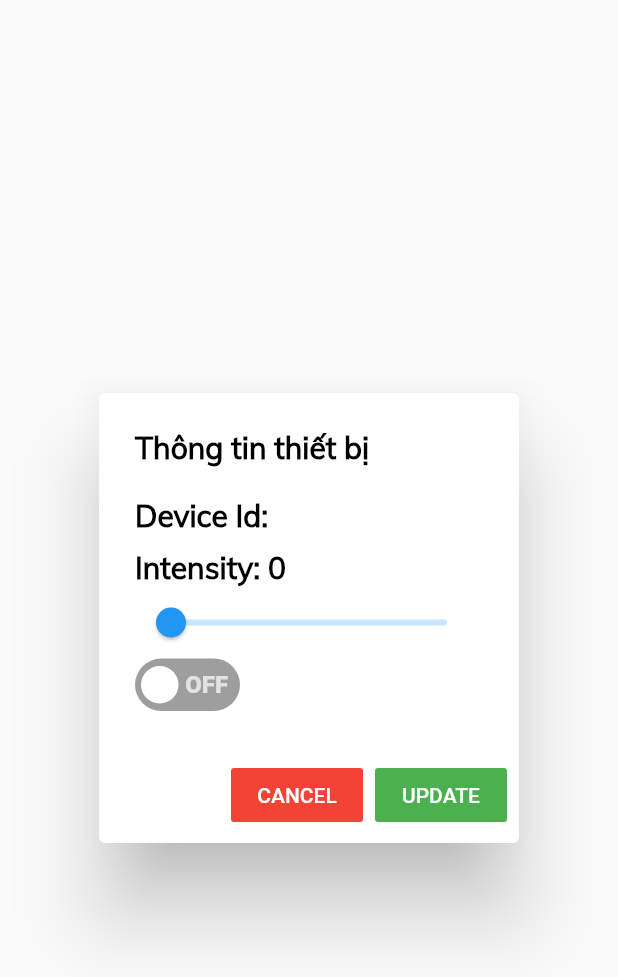
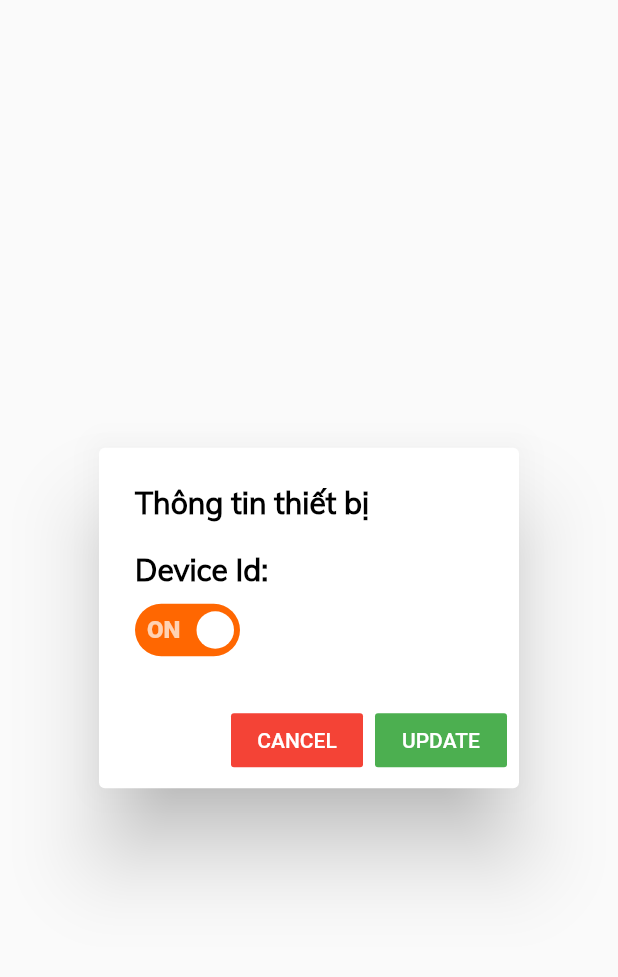
Before and after one commit to datngo2k/Light-control-app, a Flutter app: the BulbManageDialog widget shown alone on an empty page, opened directly with empty values, after a tap on "OFF", on a phone screen of 412 x 824 dp. Shown: the top 977 px of the screen. Run offline on Flutter 3.47's test engine with Material 2 defaults, Android fonts, the phone set to English and light mode, and no system bars; drawn by our look-alikes of flutter_switch; our stand-ins replace bloc, connectivity, dropdown_search, equatable, expansion_tile_card, firebase_auth and 7 more; missing offline and left inert: mqtt_client; accounts and stored records are empty.

Commit message:
fix some bug

```diff
--- a/config/private.json
+++ /dev/null
@@ -1,5 +0,0 @@
-{
-  "broker": "io.adafruit.com",
-  "username": "datngotan2000",
-  "key": ""
-}
--- a/lib/Logic/Auth/cubit/auth_cubit.dart
+++ b/lib/Logic/Auth/cubit/auth_cubit.dart
@@ -17,7 +17,6 @@ class AuthCubit extends Cubit<AuthState> {
       AuthState state =  userRespository.signIn(email, password);
       emit(state);
     }
-
   }
   void signInAdmin(String email, String password) async {
     bool isExist = await userRespository.isExistAdmin(email);
@@ -28,7 +27,6 @@ class AuthCubit extends Cubit<AuthState> {
       AuthState state =  userRespository.signIn(email, password);
       emit(state);
     }
-
   }
   void signOut(){
     userRespository.signOut();
--- a/lib/Presentation/Screens/Admin/component/device_screen.dart
+++ b/lib/Presentation/Screens/Admin/component/device_screen.dart
@@ -179,6 +179,7 @@ class _DeviceScreenState extends State<DeviceScreen> {
                                             child: Container(
                                               alignment: Alignment.center,
                                               child: Column(children: [
+                                                SizedBox(height: 10),
                                                 Image.asset(
                                                   "asset/img/light.png",
                                                   height: 40,
@@ -221,12 +222,11 @@ class _DeviceScreenState extends State<DeviceScreen> {
                                             child: Container(
                                               alignment: Alignment.center,
                                               child: Column(children: [
-                                                SizedBox(height: 5),
+                                                SizedBox(height: 10),
                                                 SvgPicture.asset(
                                                   "asset/img/sensor.svg",
                                                   height: 30,
                                                 ),
-                                                SizedBox(height: 7),
                                                 Text(
                                                     "${rooms[roomIndex].sensors[deviceIndex].getInfo()}",
                                                     style: kTitleDeviceStyle),
--- a/lib/Presentation/Screens/User/Utils/Adafruit_feed.dart
+++ b/lib/Presentation/Screens/User/Utils/Adafruit_feed.dart
@@ -2,20 +2,13 @@ import 'dart:async';
 import 'package:logging/logging.dart';
 
 class AdafruitFeed {
-  //
-  // Both the StreamController and Stream are defined as static.  This
-  // means they both belong to the class and not to an instance.
-  // It was my way of getting to what I was used to via Singleton
-  // functionality in some other languages.
-  //
-  // A Stream controller alerts the stream when new data is available.
-  // The controller should be private.
-  static var _feedController = StreamController<String>.broadcast();
+
+  var _feedController = StreamController<String>.broadcast();
   // Expose the stream so a StreamBuilder and use it.
-  static Stream<String> get sensorStream => _feedController.stream;
+  Stream<String> get sensorStream => _feedController.stream;
 //
 // TODO: add takes in a string, but forces the feed to be an int
-  static void add(String value) {
+  void add(String value) {
     Logger log = Logger('Adafruit_feed.dart');
     try {
       _feedController.add(value);
@@ -26,7 +19,7 @@ class AdafruitFeed {
     }
   }
 
-  static void dispose(){
+  void dispose(){
     _feedController.close();
   }
 }
--- a/lib/Presentation/Screens/User/Utils/mqtt_stream.dart
+++ b/lib/Presentation/Screens/User/Utils/mqtt_stream.dart
@@ -28,6 +28,7 @@ import 'Adafruit_feed.dart';
 
 class AppMqttTransactions {
   Logger log;
+  AdafruitFeed adafruitFeed = AdafruitFeed();
 // Constructor
   AppMqttTransactions() {
     // Start logger.  MAKE SURE STRING IS NAME OF DART FILE WHERE
@@ -199,7 +200,7 @@ class AppMqttTransactions {
           MqttPublishPayload.bytesToStringAsString(recMess.payload.message);
 
       /// The payload is a byte buffer, this will be specific to the topic
-      AdafruitFeed.add(pt);
+      adafruitFeed.add(pt);
       log.info(
           'Change notification:: topic is <${c[0].topic}>, payload is <-- $pt -->');
       return pt;
--- a/lib/Presentation/Screens/User/component/history_screen.dart
+++ b/lib/Presentation/Screens/User/component/history_screen.dart
@@ -39,6 +39,9 @@ class _HistoryScreenState extends State<HistoryScreen> {
           BlocBuilder<ScheduleCubit, ScheduleState>(builder: (context, state) {
         if (state is ScheduleGetAllSuccess) {
           List<Schedule> schedules = state.schedules;
+          if(schedules.length == 0){
+            return Background(child: Center(child: Text("Empty", style: kTextStyle,)));
+          }
           return Background(
             child: ListView.builder(
               itemCount: schedules.length,
--- a/lib/Presentation/Screens/User/component/manage_bulb.dart
+++ b/lib/Presentation/Screens/User/component/manage_bulb.dart
@@ -1,3 +1,5 @@
+import 'dart:convert';
+
 import 'package:flutter/cupertino.dart';
 import 'package:flutter/material.dart';
 import 'package:flutter_bloc/flutter_bloc.dart';
@@ -11,7 +13,8 @@ import 'package:light_controller_app/constant/constant.dart';
 class BulbManageDialog extends StatefulWidget {
   final Bulb bulb;
   final String roomId;
-  BulbManageDialog({@required this.bulb, @required this.roomId});
+  final AppMqttTransactions myMqtt;
+  BulbManageDialog({@required this.bulb, @required this.roomId, @required this.myMqtt});
   @override
   _BulbManageDialogState createState() => _BulbManageDialogState();
 }
@@ -25,7 +28,6 @@ class _BulbManageDialogState extends State<BulbManageDialog> {
   String deviceId;
   int maxIntensity;
   String topic;
-  AppMqttTransactions myMqtt = AppMqttTransactions();
   @override
   void initState() {
     intensity = widget.bulb.intensity;
@@ -58,28 +60,30 @@ class _BulbManageDialogState extends State<BulbManageDialog> {
           SizedBox(
             height: 10.0,
           ),
-          StreamBuilder(
-              stream: AdafruitFeed.sensorStream,
-              builder: (context, snapshot) {
-                print("hello");
-                if (!snapshot.hasData) {
-                  String reading = snapshot.data;
-                  if (reading != null) {
-                    intensity = int.parse(reading);
-                  }
-                }
-                return Text("Intensity: $intensity", style: kTextStyle);
-              }),
-          Slider(
-            value: intensity.toDouble(),
-            min: 0,
-            max: widget.bulb.maxIntensity.toDouble(),
-            onChanged: (double newValue) {
-              setState(() {
-                intensity = newValue.round();
-              });
-            },
-          ),
+          // StreamBuilder(
+          //     stream: AdafruitFeed.sensorStream,
+          //     builder: (context, snapshot) {
+          //       print("hello");
+          //       print(snapshot.hasData);
+          //       if (snapshot.hasData) {
+          //         dynamic reading = jsonDecode(snapshot.data);
+          //         print(reading);
+          //         if (reading != null) {
+          //           intensity = int.parse(reading["id"]);
+          //         }
+          //       }
+          //       return Text("Intensity: $intensity", style: kTextStyle);
+          //     }),
+          // Slider(
+          //   value: intensity.toDouble(),
+          //   min: 0,
+          //   max: widget.bulb.maxIntensity.toDouble(),
+          //   onChanged: (double newValue) {
+          //     setState(() {
+          //       intensity = newValue.round();
+          //     });
+          //   },
+          // ),
           FlutterSwitch(
             showOnOff: true,
             activeText: "ON",
@@ -90,12 +94,14 @@ class _BulbManageDialogState extends State<BulbManageDialog> {
                 if (intensity != 0) {
                   intensity = 0;
                 } else {
-                  intensity = maxIntensity;
+                  intensity = 1;
                 }
                 publish(topic, intensity.toString());
                 widget.bulb.intensity = intensity;
                 BlocProvider.of<RoomCubit>(context)
                     .updateIntensityBulb(widget.roomId, widget.bulb);
+                BlocProvider.of<RoomCubit>(context)
+                    .getRoom(widget.roomId);
               });
             },
             value: intensity != 0,
@@ -130,12 +136,14 @@ class _BulbManageDialogState extends State<BulbManageDialog> {
   }
 
   void subscribe(String topic) {
-    myMqtt.subscribe(topic);
+    widget.myMqtt.subscribe(topic);
   }
 
   void unSubscribe(String topic) {}
 
   void publish(String topic, String value) {
-    myMqtt.publish(topic, value);
+    dynamic data = {"id": "1", "name": "LED", "data": value, "unit": ""};
+    print(data);
+    widget.myMqtt.publish(topic, jsonEncode(data)  );
   }
 }
```
Also changed, not shown: lib/Data/Models/Bulb.dart (+9 -0 lines), lib/Presentation/Screens/Admin/component/info_bulb.dart (+5 -3 lines), lib/Presentation/Screens/Admin/component/info_sensor.dart (+18 -5 lines), lib/Presentation/Screens/User/component/device_screen.dart (+49 -13 lines), pubspec.lock.
